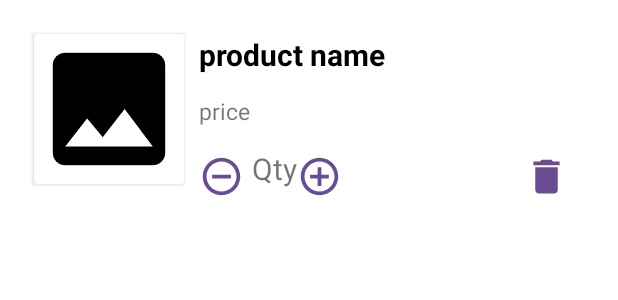
After one commit to FadwaFouad/WMTStore, an Android app: the layout layout_cart.xml on its own in the app's theme, with its tools: preview values and no code run, on a phone screen of 412 x 824 dp. The commit adds this screen. Shown: the top 300 px of the screen. Run offline under Robolectric (Android 15) with nearby library versions, the phone set to English and light mode, and no system bars.

Commit message:
implement cart screen - checkout button

```diff
--- /dev/null
+++ b/app/src/main/res/drawable/ic_baseline_add_24.xml
@@ -0,0 +1,5 @@
+<vector android:height="24dp" android:tint="#FFFFFF"
+    android:viewportHeight="24" android:viewportWidth="24"
+    android:width="24dp" xmlns:android="http://schemas.android.com/apk/res/android">
+    <path android:fillColor="@android:color/white" android:pathData="M19,13h-6v6h-2v-6H5v-2h6V5h2v6h6v2z"/>
+</vector>
--- /dev/null
+++ b/app/src/main/res/drawable/ic_baseline_add_circle_outline_24.xml
@@ -0,0 +1,5 @@
+<vector android:height="24dp" android:tint="#FFFFFF"
+    android:viewportHeight="24" android:viewportWidth="24"
+    android:width="24dp" xmlns:android="http://schemas.android.com/apk/res/android">
+    <path android:fillColor="@android:color/white" android:pathData="M13,7h-2v4L7,11v2h4v4h2v-4h4v-2h-4L13,7zM12,2C6.48,2 2,6.48 2,12s4.48,10 10,10 10,-4.48 10,-10S17.52,2 12,2zM12,20c-4.41,0 -8,-3.59 -8,-8s3.59,-8 8,-8 8,3.59 8,8 -3.59,8 -8,8z"/>
+</vector>
--- /dev/null
+++ b/app/src/main/res/drawable/ic_baseline_delete_24.xml
@@ -0,0 +1,5 @@
+<vector android:height="24dp" android:tint="#000000"
+    android:viewportHeight="24" android:viewportWidth="24"
+    android:width="24dp" xmlns:android="http://schemas.android.com/apk/res/android">
+    <path android:fillColor="@android:color/white" android:pathData="M6,19c0,1.1 0.9,2 2,2h8c1.1,0 2,-0.9 2,-2V7H6v12zM19,4h-3.5l-1,-1h-5l-1,1H5v2h14V4z"/>
+</vector>
--- /dev/null
+++ b/app/src/main/res/drawable/ic_baseline_minimize_24.xml
@@ -0,0 +1,5 @@
+<vector android:height="24dp" android:tint="#FFFFFF"
+    android:viewportHeight="24" android:viewportWidth="24"
+    android:width="24dp" xmlns:android="http://schemas.android.com/apk/res/android">
+    <path android:fillColor="@android:color/white" android:pathData="M6,19h12v2H6z"/>
+</vector>
--- /dev/null
+++ b/app/src/main/res/drawable/ic_baseline_remove_circle_outline_24.xml
@@ -0,0 +1,5 @@
+<vector android:height="24dp" android:tint="#FFFFFF"
+    android:viewportHeight="24" android:viewportWidth="24"
+    android:width="24dp" xmlns:android="http://schemas.android.com/apk/res/android">
+    <path android:fillColor="@android:color/white" android:pathData="M7,11v2h10v-2L7,11zM12,2C6.48,2 2,6.48 2,12s4.48,10 10,10 10,-4.48 10,-10S17.52,2 12,2zM12,20c-4.41,0 -8,-3.59 -8,-8s3.59,-8 8,-8 8,3.59 8,8 -3.59,8 -8,8z"/>
+</vector>
--- /dev/null
+++ b/app/src/main/res/layout/layout_cart.xml
@@ -0,0 +1,87 @@
+<?xml version="1.0" encoding="utf-8"?>
+<androidx.constraintlayout.widget.ConstraintLayout xmlns:android="http://schemas.android.com/apk/res/android"
+    xmlns:app="http://schemas.android.com/apk/res-auto"
+    android:layout_width="match_parent"
+    android:layout_height="wrap_content"
+    android:padding="5dp"
+    android:layout_margin="7dp">
+
+    <androidx.cardview.widget.CardView
+        android:id="@+id/product_card"
+        android:layout_width="wrap_content"
+        android:layout_height="wrap_content"
+        android:layout_margin="10dp"
+        android:elevation="5dp"
+        app:layout_constraintBottom_toBottomOf="parent"
+        app:layout_constraintLeft_toLeftOf="parent"
+        app:layout_constraintTop_toTopOf="parent">
+
+        <ImageView
+            android:id="@+id/product_image"
+            android:layout_width="100dp"
+            android:layout_height="100dp"
+            android:src="@drawable/ic_baseline_image_24"
+            app:circularflow_defaultRadius="5dp" />
+    </androidx.cardview.widget.CardView>
+
+
+    <TextView
+        android:id="@+id/product_name"
+        android:layout_width="0dp"
+        android:layout_height="wrap_content"
+        android:layout_marginTop="10dp"
+        android:text="product name"
+        android:textColor="@color/black"
+        android:textSize="20dp"
+        android:textStyle="bold"
+        android:layout_marginLeft="10dp"
+        app:layout_constraintStart_toEndOf="@id/product_card"
+        app:layout_constraintTop_toTopOf="parent" />
+
+    <TextView
+        android:id="@+id/product_price"
+        android:layout_width="0dp"
+        android:layout_height="wrap_content"
+        android:text="price"
+        android:textSize="15dp"
+        app:layout_constraintBottom_toTopOf="@id/qty"
+        app:layout_constraintStart_toStartOf="@id/product_name"
+        app:layout_constraintTop_toBottomOf="@id/product_name" />
+
+    <com.google.android.material.button.MaterialButton
+        android:id="@+id/decreaseQty"
+        android:layout_width="30dp"
+        android:layout_height="30dp"
+        android:background="@drawable/ic_baseline_remove_circle_outline_24"
+        app:layout_constraintBottom_toBottomOf="parent"
+        app:layout_constraintStart_toStartOf="@id/product_name" />
+
+    <TextView
+        android:id="@+id/qty"
+        android:layout_width="30dp"
+        android:layout_height="30dp"
+        android:layout_margin="5dp"
+        android:gravity="center"
+        android:text="Qty"
+        android:textSize="20dp"
+        app:layout_constraintBottom_toBottomOf="parent"
+        app:layout_constraintStart_toEndOf="@id/decreaseQty" />
+
+    <com.google.android.material.button.MaterialButton
+        android:id="@+id/increaseQty"
+        android:layout_width="30dp"
+        android:layout_height="30dp"
+        android:background="@drawable/ic_baseline_add_circle_outline_24"
+        app:layout_constraintBottom_toBottomOf="parent"
+        app:layout_constraintStart_toEndOf="@id/qty" />
+
+    <com.google.android.material.button.MaterialButton
+        android:id="@+id/delete"
+        android:layout_width="30dp"
+        android:layout_height="30dp"
+        android:layout_marginRight="20dp"
+        android:background="@drawable/ic_baseline_delete_24"
+        app:layout_constraintBottom_toBottomOf="parent"
+        app:layout_constraintEnd_toEndOf="parent" />
+
+</androidx.constraintlayout.widget.ConstraintLayout>
--- a/app/src/main/res/values/colors.xml
+++ b/app/src/main/res/values/colors.xml
@@ -1,8 +1,8 @@
 <?xml version="1.0" encoding="utf-8"?>
 <resources>
     <color name="purple_200">#FFBB86FC</color>
-    <color name="purple_500">#FF6200EE</color>
-    <color name="purple_700">#FF3700B3</color>
+    <color name="purple_500">#694C91</color>
+    <color name="purple_700">#CB5B19ED</color>
     <color name="teal_200">#FF03DAC5</color>
     <color name="teal_700">#FF018786</color>
     <color name="black">#FF000000</color>
```
Also changed, not shown: app/src/main/java/com/example/wmtstore/data/repository/CartRepository.kt (+16 -5 lines), app/src/main/java/com/example/wmtstore/ui/cart/CartAdapter.kt (added, +68 -0 lines), app/src/main/java/com/example/wmtstore/ui/cart/CartFragment.kt (+32 -5 lines), app/src/main/java/com/example/wmtstore/ui/cart/CartViewModel.kt (+25 -1 lines), app/src/main/java/com/example/wmtstore/ui/productsDetails/ProductDetailsFragment.kt (+4 -4 lines), app/src/main/res/layout/fragment_cart.xml (+18 -6 lines), app/src/main/res/layout/fragment_product_details_list_dialog.xml (+12 -9 lines).
